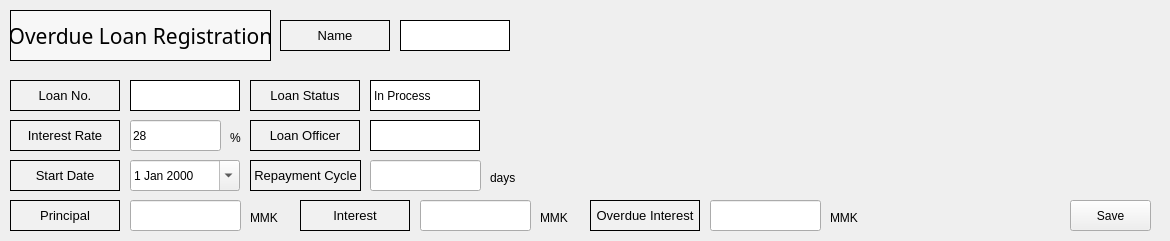
Before: the Qt Designer form app/src/pages/overdue/post_registration.ui in DY-Microfinance-Customer-Management/dymf-algorithm, drawn with Qt 5.
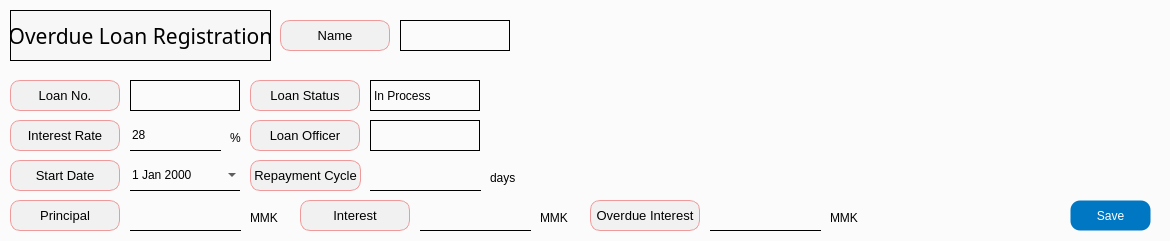
After: the same form once the commit is applied.

What changed in the file:
```diff
--- a/app/src/pages/overdue/post_registration.ui
+++ b/app/src/pages/overdue/post_registration.ui
@@ -13,6 +13,9 @@
   <property name="windowTitle">
    <string>Overdue Loan Management</string>
   </property>
+  <property name="styleSheet">
+   <string notr="true">background-color: #fbfbfb;</string>
+  </property>
   <widget class="QWidget" name="centralwidget">
    <widget class="QLabel" name="label">
     <property name="geometry">
@@ -41,7 +44,9 @@
      </font>
     </property>
     <property name="styleSheet">
-     <string notr="true">background-color:rgb(241, 241, 241)</string>
+     <string notr="true">background-color:rgb(241, 241, 241);
+border: 1px solid #ef9a9a;
+border-radius: 10px;</string>
     </property>
     <property name="frameShape">
      <enum>QFrame::Box</enum>
@@ -103,7 +108,17 @@
      </size>
     </property>
     <property name="styleSheet">
-     <string notr="true">background-color:rgb(255, 255, 255)
+     <string notr="true">QLabel {
+    border: 1px solid black;
+    background-color: transparent;
+    color: black;
+}
+
+QLabel:disabled {
+    border: 1px solid lightgray;
+    background-color: lightgray;
+    color: lightgray;
+}
 </string>
     </property>
     <property name="frameShape">
@@ -140,7 +155,9 @@
      </font>
     </property>
     <property name="styleSheet">
-     <string notr="true">background-color:rgb(241, 241, 241)</string>
+     <string notr="true">background-color:rgb(241, 241, 241);
+border: 1px solid #ef9a9a;
+border-radius: 10px;</string>
     </property>
     <property name="frameShape">
      <enum>QFrame::Box</enum>
@@ -192,7 +209,9 @@
      </font>
     </property>
     <property name="styleSheet">
-     <string notr="true">background-color:rgb(241, 241, 241)</string>
+     <string notr="true">background-color:rgb(241, 241, 241);
+border: 1px solid #ef9a9a;
+border-radius: 10px;</string>
     </property>
     <property name="frameShape">
      <enum>QFrame::Box</enum>
@@ -231,7 +250,9 @@
      </font>
     </property>
     <property name="styleSheet">
-     <string notr="true">background-color:rgb(241, 241, 241)</string>
+     <string notr="true">background-color:rgb(241, 241, 241);
+border: 1px solid #ef9a9a;
+border-radius: 10px;</string>
     </property>
     <property name="frameShape">
      <enum>QFrame::Box</enum>
@@ -270,7 +291,9 @@
      </font>
     </property>
     <property name="styleSheet">
-     <string notr="true">background-color:rgb(241, 241, 241)</string>
+     <string notr="true">background-color:rgb(241, 241, 241);
+border: 1px solid #ef9a9a;
+border-radius: 10px;</string>
     </property>
     <property name="frameShape">
      <enum>QFrame::Box</enum>
@@ -291,6 +314,22 @@
       <height>31</height>
      </rect>
     </property>
+    <property name="styleSheet">
+     <string notr="true">QLineEdit {
+    border: none;
+    border-bottom: 1px solid black;
+    background-color: transparent;
+    color: black;
+}
+
+QLineEdit:disabled {
+    border: none;
+    border-bottom: 1px solid lightgray;
+    background-color: lightgray;
+    color: lightgray;
+}
+</string>
+    </property>
    </widget>
    <widget class="QDateEdit" name="startDate">
     <property name="geometry">
@@ -301,6 +340,22 @@
       <height>31</height>
      </rect>
     </property>
+    <property name="styleSheet">
+     <string notr="true">QDateEdit {
+	border: none;
+    border-bottom: 1px solid black;
+    background-color: transparent;
+    color: black;
+}
+
+QDateEdit:disabled {
+	border: none;
+    border-bottom: 1px solid lightgray;
+    background-color: lightgray;
+    color: lightgray;
+}
+</string>
+    </property>
     <property name="locale">
      <locale language="English" country="UnitedStates"/>
     </property>
@@ -335,7 +390,9 @@
      </font>
     </property>
     <property name="styleSheet">
-     <string notr="true">background-color:rgb(241, 241, 241)</string>
+     <string notr="true">background-color:rgb(241, 241, 241);
+border: 1px solid #ef9a9a;
+border-radius: 10px;</string>
     </property>
     <property name="frameShape">
      <enum>QFrame::Box</enum>
@@ -356,6 +413,22 @@
       <height>31</height>
      </rect>
     </property>
+    <property name="styleSheet">
+     <string notr="true">QLineEdit {
+    border: none;
+    border-bottom: 1px solid black;
+    background-color: transparent;
+    color: black;
+}
+
+QLineEdit:disabled {
+    border: none;
+    border-bottom: 1px solid lightgray;
+    background-color: lightgray;
+    color: lightgray;
+}
+</string>
+    </property>
     <property name="text">
      <string>28</string>
     </property>
@@ -387,7 +460,9 @@
      </font>
     </property>
     <property name="styleSheet">
-     <string notr="true">background-color:rgb(241, 241, 241)</string>
+     <string notr="true">background-color:rgb(241, 241, 241);
+border: 1px solid #ef9a9a;
+border-radius: 10px;</string>
     </property>
     <property name="frameShape">
      <enum>QFrame::Box</enum>
@@ -439,7 +514,9 @@
      </font>
     </property>
     <property name="styleSheet">
-     <string notr="true">background-color:rgb(241, 241, 241)</string>
+     <string notr="true">background-color:rgb(241, 241, 241);
+border: 1px solid #ef9a9a;
+border-radius: 10px;</string>
     </property>
     <property name="frameShape">
      <enum>QFrame::Box</enum>
@@ -473,7 +550,17 @@
      </size>
     </property>
     <property name="styleSheet">
-     <string notr="true">background-color:rgb(255, 255, 255)
+     <string notr="true">QLabel {
+    border: 1px solid black;
+    background-color: transparent;
+    color: black;
+}
+
+QLabel:disabled {
+    border: 1px solid lightgray;
+    background-color: lightgray;
+    color: lightgray;
+}
 </string>
     </property>
     <property name="frameShape">
@@ -492,6 +579,22 @@
       <height>31</height>
      </rect>
     </property>
+    <property name="styleSheet">
+     <string notr="true">QLineEdit {
+    border: none;
+    border-bottom: 1px solid black;
+    background-color: transparent;
+    color: black;
+}
+
+QLineEdit:disabled {
+    border: none;
+    border-bottom: 1px solid lightgray;
+    background-color: lightgray;
+    color: lightgray;
+}
+</string>
+    </property>
    </widget>
    <widget class="QLabel" name="label_43">
     <property name="geometry">
@@ -533,7 +636,9 @@
      </font>
     </property>
     <property name="styleSheet">
-     <string notr="true">background-color:rgb(241, 241, 241)</string>
+     <string notr="true">background-color:rgb(241, 241, 241);
+border: 1px solid #ef9a9a;
+border-radius: 10px;</string>
     </property>
     <property name="frameShape">
      <enum>QFrame::Box</enum>
@@ -554,6 +659,22 @@
       <height>31</height>
      </rect>
     </property>
+    <property name="styleSheet">
+     <string notr="true">QLineEdit {
+    border: none;
+    border-bottom: 1px solid black;
+    background-color: transparent;
+    color: black;
+}
+
+QLineEdit:disabled {
+    border: none;
+    border-bottom: 1px solid lightgray;
+    background-color: lightgray;
+    color: lightgray;
+}
+</string>
+    </property>
    </widget>
    <widget class="QLabel" name="label_28">
     <property name="geometry">
@@ -582,7 +703,9 @@
      </font>
     </property>
     <property name="styleSheet">
-     <string notr="true">background-color:rgb(241, 241, 241)</string>
+     <string notr="true">background-color:rgb(241, 241, 241);
+border: 1px solid #ef9a9a;
+border-radius: 10px;</string>
     </property>
     <property name="frameShape">
      <enum>QFrame::Box</enum>
@@ -616,6 +739,22 @@
       <height>31</height>
      </rect>
     </property>
+    <property name="styleSheet">
+     <string notr="true">QLineEdit {
+    border: none;
+    border-bottom: 1px solid black;
+    background-color: transparent;
+    color: black;
+}
+
+QLineEdit:disabled {
+    border: none;
+    border-bottom: 1px solid lightgray;
+    background-color: lightgray;
+    color: lightgray;
+}
+</string>
+    </property>
    </widget>
    <widget class="QLabel" name="label_46">
     <property name="geometry">
@@ -639,6 +778,32 @@
       <height>31</height>
      </rect>
     </property>
+    <property name="styleSheet">
+     <string notr="true">QPushButton {
+    background-color: #0077c2;
+    color: white;
+    border: 1px solid transparent;
+    border-radius: 10px;
+    padding: 5px 10px;
+}
+
+QPushButton:hover {
+    border: 1px solid white;
+}
+
+QPushButton:pressed {
+    background-color: #005f9e;
+    padding-top: 6px;
+    padding-bottom: 4px;
+}
+
+QPushButton:disabled {
+    background-color: lightgray;
+    color: gray;
+    border: 1px solid gray;
+}
+</string>
+    </property>
     <property name="text">
      <string>Save</string>
     </property>
@@ -665,7 +830,17 @@
      </size>
     </property>
     <property name="styleSheet">
-     <string notr="true">background-color:rgb(255, 255, 255)
+     <string notr="true">QLabel {
+    border: 1px solid black;
+    background-color: transparent;
+    color: black;
+}
+
+QLabel:disabled {
+    border: 1px solid lightgray;
+    background-color: lightgray;
+    color: lightgray;
+}
 </string>
     </property>
     <property name="frameShape">
@@ -697,7 +872,17 @@
      </size>
     </property>
     <property name="styleSheet">
-     <string notr="true">background-color:rgb(255, 255, 255)
+     <string notr="true">QLabel {
+    border: 1px solid black;
+    background-color: transparent;
+    color: black;
+}
+
+QLabel:disabled {
+    border: 1px solid lightgray;
+    background-color: lightgray;
+    color: lightgray;
+}
 </string>
     </property>
     <property name="frameShape">
```
